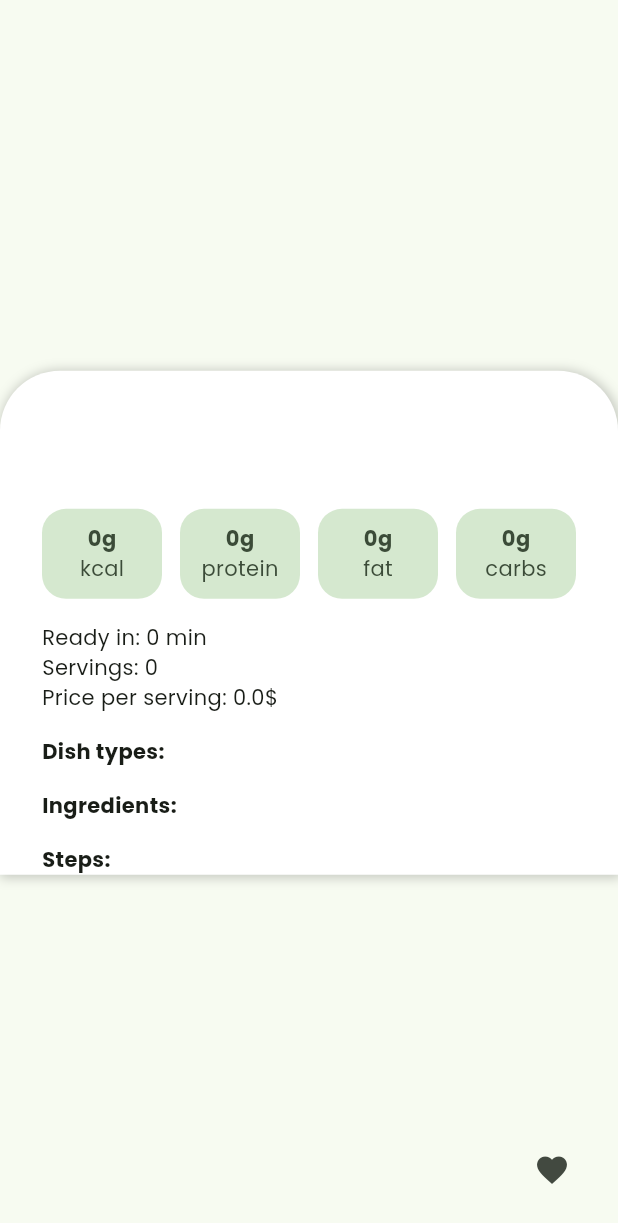
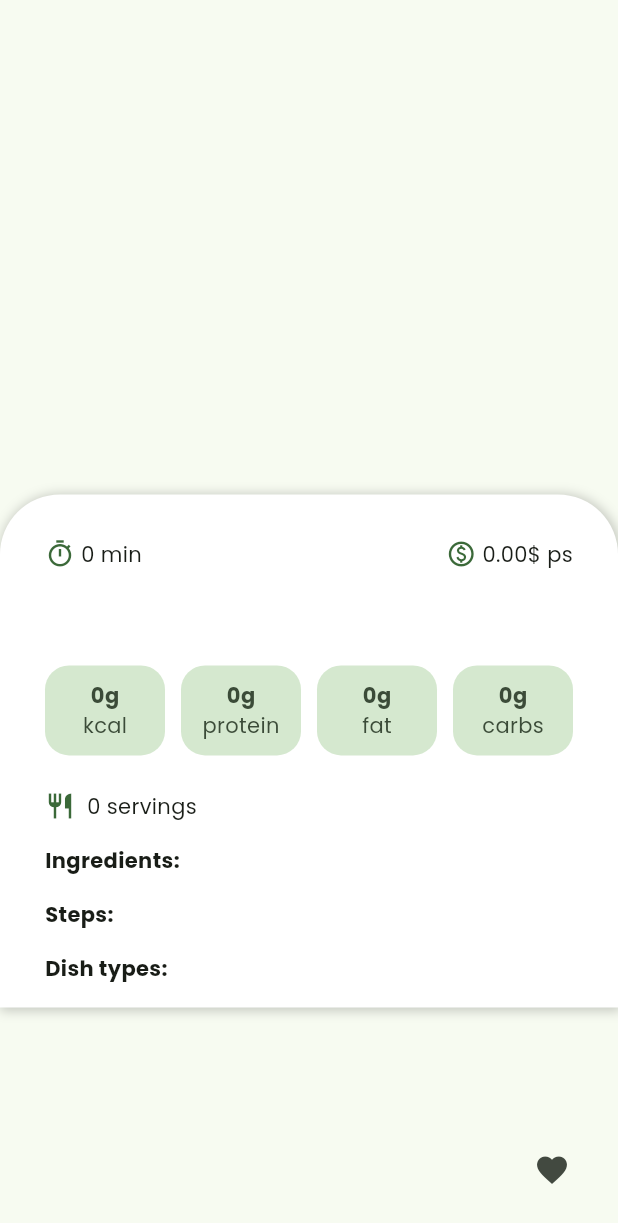
Before and after one commit to p-olszewski/DietDesigner, a Flutter app: the MealDetailsData widget shown alone on an empty page, opened directly with empty values, on a phone screen of 412 x 824 dp. Shown: the top 1223 px of the screen. Run offline on Flutter 3.47's test engine with Material 2 defaults, Android fonts, the phone set to English and light mode, and no system bars; our stand-ins replace cloud_firestore, firebase_auth, firebase_core, flutter_dotenv, fluttertoast, google_fonts; missing offline and left inert: weekly_date_picker; accounts and stored records are empty; network calls fail.

Commit message:
add icons to the details screen and styles improvement

```diff
--- a/lib/screens/meal_details_screen.dart
+++ b/lib/screens/meal_details_screen.dart
@@ -53,7 +53,7 @@ class MealDetailsPhoto extends StatelessWidget {
         fit: StackFit.loose,
         children: [
           Container(
-            height: 350,
+            height: 400,
             decoration: BoxDecoration(
               image: DecorationImage(
                 image: NetworkImage(meal.image),
@@ -96,8 +96,8 @@ class MealDetailsData extends StatelessWidget {
   @override
   Widget build(BuildContext context) {
     return DraggableScrollableSheet(
-      initialChildSize: 0.7,
-      minChildSize: 0.7,
+      initialChildSize: 0.6,
+      minChildSize: 0.6,
       maxChildSize: 0.90,
       builder: (context, scrollController) {
         return SafeArea(
@@ -106,7 +106,7 @@ class MealDetailsData extends StatelessWidget {
             children: [
               Container(
                 width: MediaQuery.of(context).size.width,
-                padding: const EdgeInsets.only(left: 28.0, top: 34, right: 28.0, bottom: 0),
+                padding: const EdgeInsets.only(left: 30.0, top: 30.0, right: 30.0, bottom: 0),
                 decoration: BoxDecoration(
                   color: Colors.white,
                   borderRadius: const BorderRadius.only(
@@ -127,23 +127,49 @@ class MealDetailsData extends StatelessWidget {
                   child: Column(
                     crossAxisAlignment: CrossAxisAlignment.start,
                     children: [
+                      Row(
+                        mainAxisAlignment: MainAxisAlignment.spaceBetween,
+                        children: [
+                          Row(
+                            children: [
+                              Icon(
+                                Icons.timer_outlined,
+                                size: 20,
+                                color: Theme.of(context).colorScheme.primary,
+                              ),
+                              Text(' ${meal.readyInMinutes} min'),
+                            ],
+                          ),
+                          Row(
+                            children: [
+                              Icon(
+                                Icons.paid_outlined,
+                                size: 20,
+                                color: Theme.of(context).colorScheme.primary,
+                              ),
+                              Text(' ${meal.pricePerServing!.toStringAsFixed(2)}\$ ps'),
+                            ],
+                          ),
+                        ],
+                      ),
+                      const SizedBox(height: 6),
                       Text(
                         meal.title,
                         style: const TextStyle(fontSize: 24, fontWeight: FontWeight.bold),
                       ),
                       const SizedBox(height: 24),
                       MealDetailsNutritionsRow(meal: meal),
-                      const SizedBox(height: 16),
-                      Text(
-                          'Ready in: ${meal.readyInMinutes} min\nServings: ${meal.servings}\nPrice per serving: ${meal.pricePerServing}\$'),
-                      const SizedBox(height: 16),
-                      const Text(
-                        "Dish types:",
-                        style: TextStyle(fontWeight: FontWeight.bold),
+                      const SizedBox(height: 24),
+                      Row(
+                        children: [
+                          Icon(
+                            Icons.restaurant_outlined,
+                            size: 20,
+                            color: Theme.of(context).colorScheme.primary,
+                          ),
+                          Text('  ${meal.servings} ${meal.servings == 1 ? 'serving' : 'servings'}'),
+                        ],
                       ),
-                      ...meal.dishTypes!.map((dishType) {
-                        return Text(dishType);
-                      }).toList(),
                       const SizedBox(height: 16),
                       const Text(
                         "Ingredients:",
@@ -162,6 +188,15 @@ class MealDetailsData extends StatelessWidget {
                         final step = entry.value;
                         return Text('$index. $step');
                       }).toList(),
+                      const SizedBox(height: 16),
+                      const Text(
+                        "Dish types:",
+                        style: TextStyle(fontWeight: FontWeight.bold),
+                      ),
+                      ...meal.dishTypes!.map((dishType) {
+                        return Text(dishType);
+                      }).toList(),
+                      const SizedBox(height: 16),
                     ],
                   ),
                 ),
--- a/pubspec.yaml
+++ b/pubspec.yaml
@@ -48,6 +48,7 @@ dependencies:
   http: ^0.13.5
   intl: ^0.17.0
   weekly_date_picker: ^1.3.0
+  font_awesome_flutter: ^10.4.0
 
 dev_dependencies:
   flutter_lints: ^2.0.1
```
Also changed, not shown: pubspec.lock.
